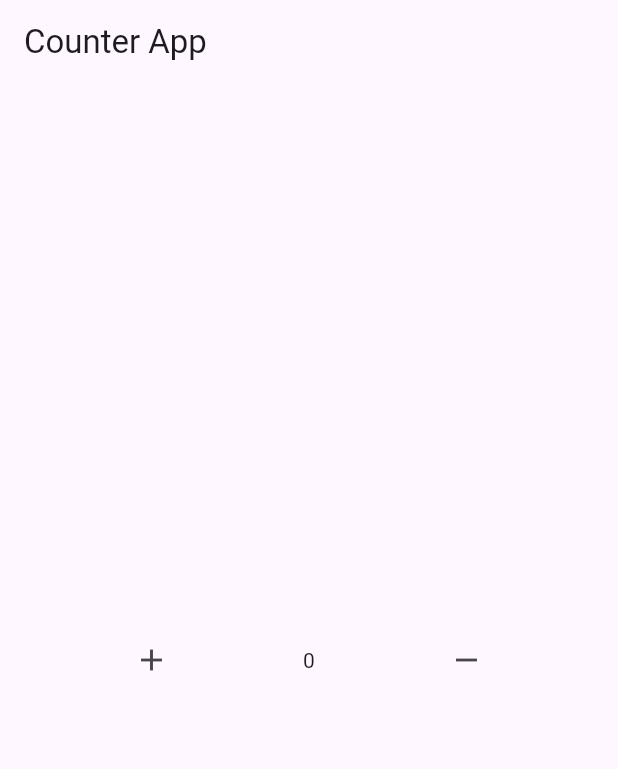
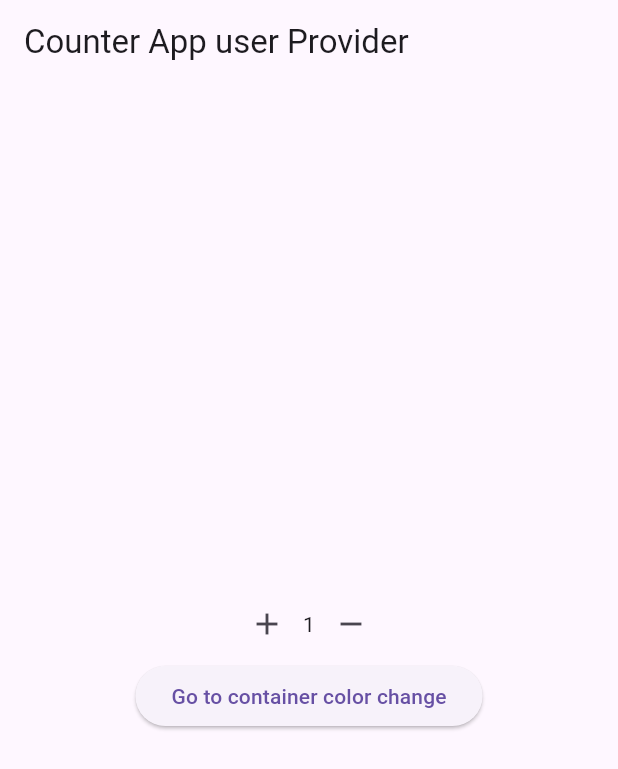
Before and after one commit to AbuRasel9/Provider, a Flutter app: the screen it shows after launch, after a tap on the "add" icon, after a tap on the "remove" icon, on a phone screen of 412 x 824 dp. Shown: the top 769 px of the screen. Run offline on Flutter 3.47's test engine with Material 3 defaults, Android fonts, the phone set to English and light mode, and no system bars.

Commit message:
container color change done

```diff
--- a/lib/main.dart
+++ b/lib/main.dart
@@ -1,4 +1,5 @@
 import 'package:flutter/material.dart';
+import 'package:provider_counter_app/provider/container_color_change_provider.dart';
 import 'package:provider_counter_app/provider/counter_provider.dart';
 import 'package:provider_counter_app/screen/counter_app.dart';
 import 'package:provider/provider.dart';
@@ -13,11 +14,15 @@ class MyApp extends StatelessWidget {
   Widget build(BuildContext context) {
     return  MultiProvider(
       providers: [
-        ChangeNotifierProvider(create: (context)=>CounterProvider(),)
+        ChangeNotifierProvider(create: (_)=>ColorChangeProvider(),),
+        ChangeNotifierProvider(create: (_)=>CounterProvider(),),
+
       ],
-      child: MaterialApp(
-        home: CounterApp(),
-      ),
+
+        child: const MaterialApp(
+          home: CounterApp(),
+        ),
+
     );
   }
 }
--- /dev/null
+++ b/lib/provider/container_color_change_provider.dart
@@ -0,0 +1,14 @@
+import 'package:flutter/foundation.dart';
+
+class ColorChangeProvider with ChangeNotifier{
+  //----------->>initialize value <<-------------->>
+  double _initialValue=.1;
+  //----------->>get value <<-------------->>
+  double get initialValue=>_initialValue;
+
+  //----------->>value change <<-------------->>
+  changeOpachity(val){
+    _initialValue=val;
+    notifyListeners();
+  }
+}
--- a/lib/provider/counter_provider.dart
+++ b/lib/provider/counter_provider.dart
@@ -1,23 +1,19 @@
 import 'package:flutter/material.dart';
 
-class CounterProvider extends ChangeNotifier {
-  int counterValue;
+class CounterProvider with ChangeNotifier{
+  //----------->>value initialize <<-------------->>
+  int _value=1;
+  //----------->>get this use get <<-------------->>
+  int  get value =>_value;
 
-  CounterProvider({
-    this.counterValue = 0
-
-
-  });
-
-  increment() {
-    counterValue++;
+//----------->>increment function <<-------------->>
+  increment(){
+    _value++;
     notifyListeners();
   }
-
-  drecremet() {
-    counterValue--;
+  //----------->>decrement function <<-------------->>
+  decrement(){
+    _value--;
     notifyListeners();
   }
-
-
 }
--- a/lib/screen/counter_app.dart
+++ b/lib/screen/counter_app.dart
@@ -1,6 +1,7 @@
 import 'package:flutter/material.dart';
 import 'package:provider/provider.dart';
 import 'package:provider_counter_app/provider/counter_provider.dart';
+import 'package:provider_counter_app/screen/container_color_change.dart';
 
 class CounterApp extends StatefulWidget {
   const CounterApp({super.key});
@@ -12,26 +13,58 @@ class CounterApp extends StatefulWidget {
 class _CounterAppState extends State<CounterApp> {
   @override
   Widget build(BuildContext context) {
+    final counterProvider =
+        Provider.of<CounterProvider>(context, listen: false);
     return Scaffold(
       appBar: AppBar(
-        title: const Text("Counter App"),
+        title: const Text("Counter App user Provider"),
       ),
-      body: Center(
-        child: Row(
-          mainAxisAlignment: MainAxisAlignment.spaceEvenly,
-          children: [
-            IconButton(onPressed: (){
-              context.read<CounterProvider>().increment();
-            }, icon: const Icon(Icons.add),),
-            Text(context.watch<CounterProvider>().counterValue.toString()),
-            IconButton(onPressed: (){
-              context.read<CounterProvider>().drecremet();
-
-            }, icon: const Icon(Icons.remove),),
-
-
-          ],
-        ),
+      body: Column(
+        mainAxisAlignment: MainAxisAlignment.center,
+        children: [
+          //----------->>counter increment and decrement with value <<-------------->>
+          Row(
+            mainAxisAlignment: MainAxisAlignment.center,
+            children: [
+              //----------->>increment button <<-------------->>
+              IconButton(
+                onPressed: () {
+                  //----------->>increment value use provider <<-------------->>
+                  counterProvider.increment();
+                },
+                icon: const Icon(Icons.add),
+              ),
+              //----------->>show value <<-------------->>
+              //----------->>consumer use because full ui not rebuild only this widget rebuild <<-------------->>
+              Consumer<CounterProvider>(
+                builder: (BuildContext context, value, Widget? child) {
+                  return Text(
+                    value.value.toString(),
+                  );
+                },
+              ),
+              //----------->>decrement button <<-------------->>
+              IconButton(
+                onPressed: () {
+                  //----------->>decrement value use provider <<-------------->>
+                  counterProvider.decrement();
+                },
+                icon: const Icon(Icons.remove),
+              ),
+            ],
+          ),
+          ElevatedButton(
+            onPressed: () {
+              Navigator.push(
+                context,
+                MaterialPageRoute(
+                  builder: (context) => ContainerColorChange(),
+                ),
+              );
+            },
+            child: const Text("Go to container color change"),
+          )
+        ],
       ),
     );
   }
```
Also changed, not shown: lib/screen/container_color_change.dart (+76 -0 lines).
